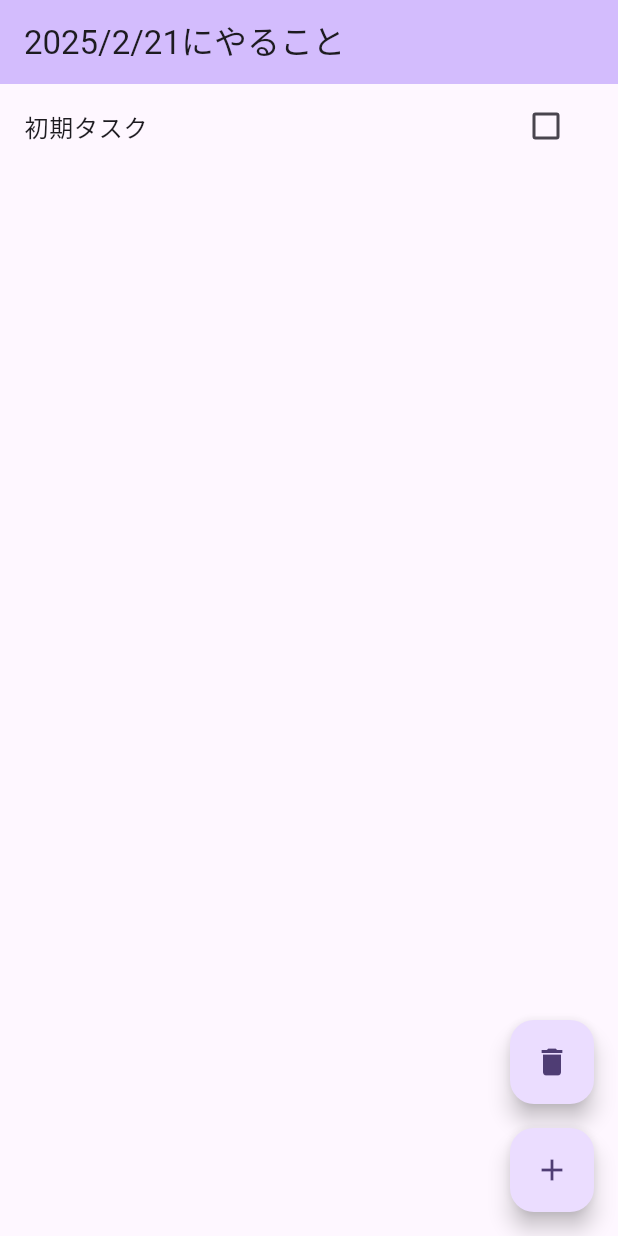
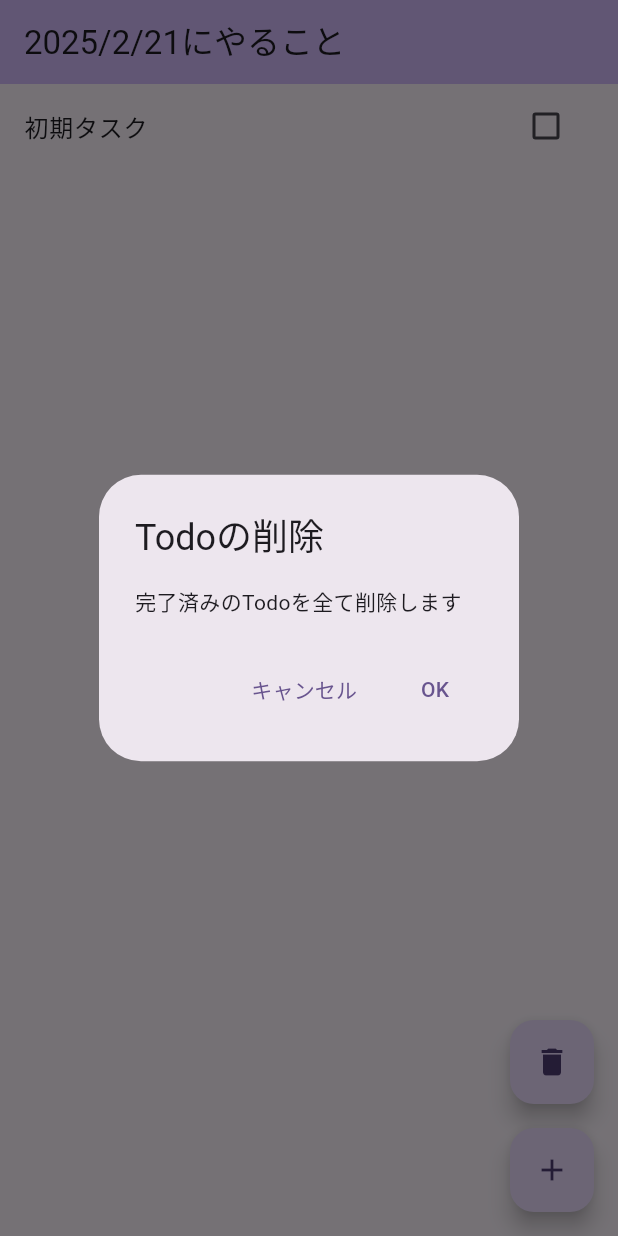
Before and after one commit to yutori-develop/simple_todo, a Flutter app: the screen it shows after launch, after a tap on the "delete" icon, on a phone screen of 412 x 824 dp. Run offline on Flutter 3.47's test engine with Material 3 defaults, Android fonts, the light colour scheme and no system bars; our stand-ins replace flutter_riverpod, flutter_svg, freezed_annotation, go_router, riverpod_annotation, vector_graphics; generated files the repository leaves out were written again.

Commit message:
Todo削除機能の実装完了&微調整

```diff
--- a/lib/views/home_view.dart
+++ b/lib/views/home_view.dart
@@ -20,7 +20,6 @@ class _HomeViewState extends ConsumerState<HomeView> {
   @override
   Widget build(BuildContext context) {
     final todos = ref.watch(todosViewModelProvider);
-    final checkedTodos = todos.where((todo) => todo.isCompleted).toList();
 
     return Scaffold(
       appBar: AppBar(
@@ -54,16 +53,14 @@ class _HomeViewState extends ConsumerState<HomeView> {
         mainAxisSize: MainAxisSize.min,
         children: [
           FloatingActionButton(
-            onPressed: () {},
+            onPressed: () => _showDialogForRemoveTodo(context),
             child: Icon(Icons.delete),
           ),
           SizedBox(
             height: 16,
           ),
           FloatingActionButton(
-            onPressed: () {
-              _showAddTodoDialog(context);
-            },
+            onPressed: () => _showDialogForAddTodo(context),
             child: Icon(Icons.add),
           ),
         ],
@@ -71,7 +68,7 @@ class _HomeViewState extends ConsumerState<HomeView> {
     );
   }
 
-  Future<void> _showAddTodoDialog(BuildContext context) {
+  Future<void> _showDialogForAddTodo(BuildContext context) {
     return showDialog<void>(
       context: context,
       builder: (context) {
@@ -118,6 +115,44 @@ class _HomeViewState extends ConsumerState<HomeView> {
     );
   }
 
+  Future<void> _showDialogForRemoveTodo(BuildContext context) {
+    return showDialog(
+      context: context,
+      builder: (context) {
+        return Consumer(
+          builder: (context, ref, child) {
+            final chekedTodos = ref
+                .watch(todosViewModelProvider)
+                .where((todo) => todo.isCompleted)
+                .toList();
+
+            return AlertDialog(
+              title: Text('Todoの削除'),
+              content: Text('完了済みのTodoを全て削除します'),
+              actions: [
+                TextButton(
+                  onPressed: () {
+                    GoRouter.of(context).pop();
+                  },
+                  child: Text('キャンセル'),
+                ),
+                TextButton(
+                  onPressed: () {
+                    ref
+                        .read(todosViewModelProvider.notifier)
+                        .removeTodo(chekedTodos);
+                    GoRouter.of(context).pop();
+                  },
+                  child: Text('OK'),
+                ),
+              ],
+            );
+          },
+        );
+      },
+    );
+  }
+
   @override
   void dispose() {
     _controller.dispose();
```
